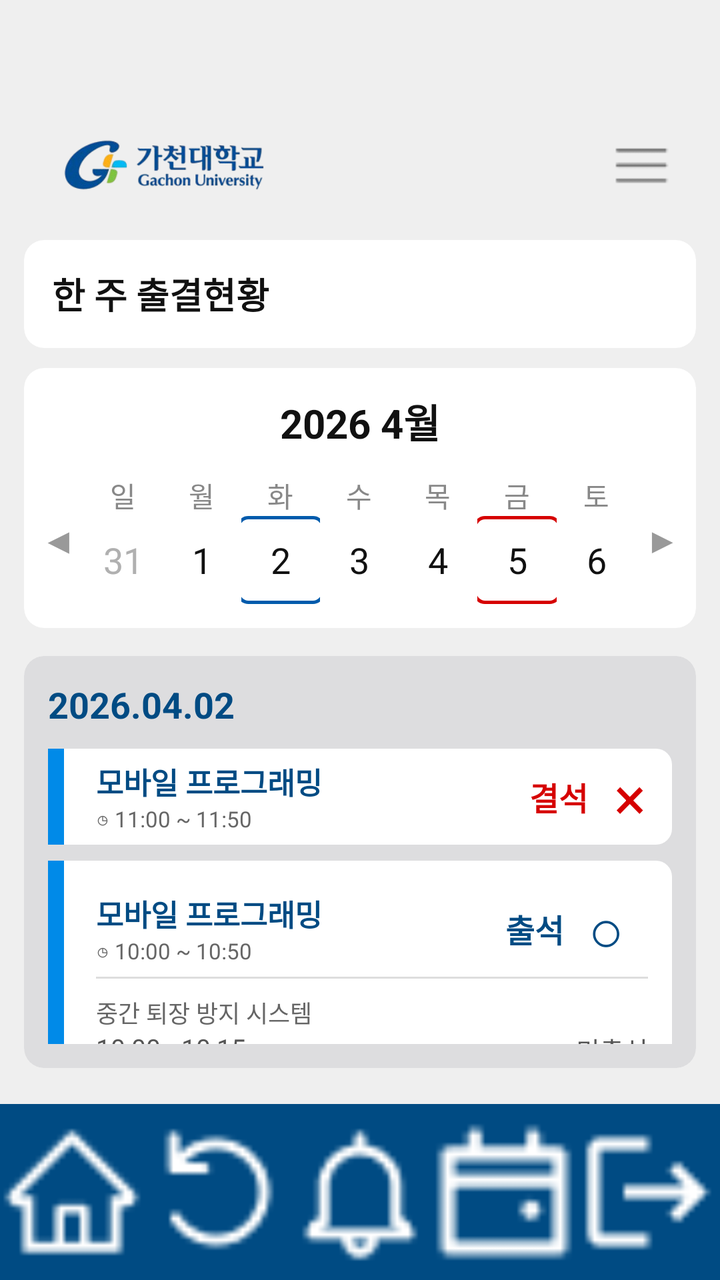
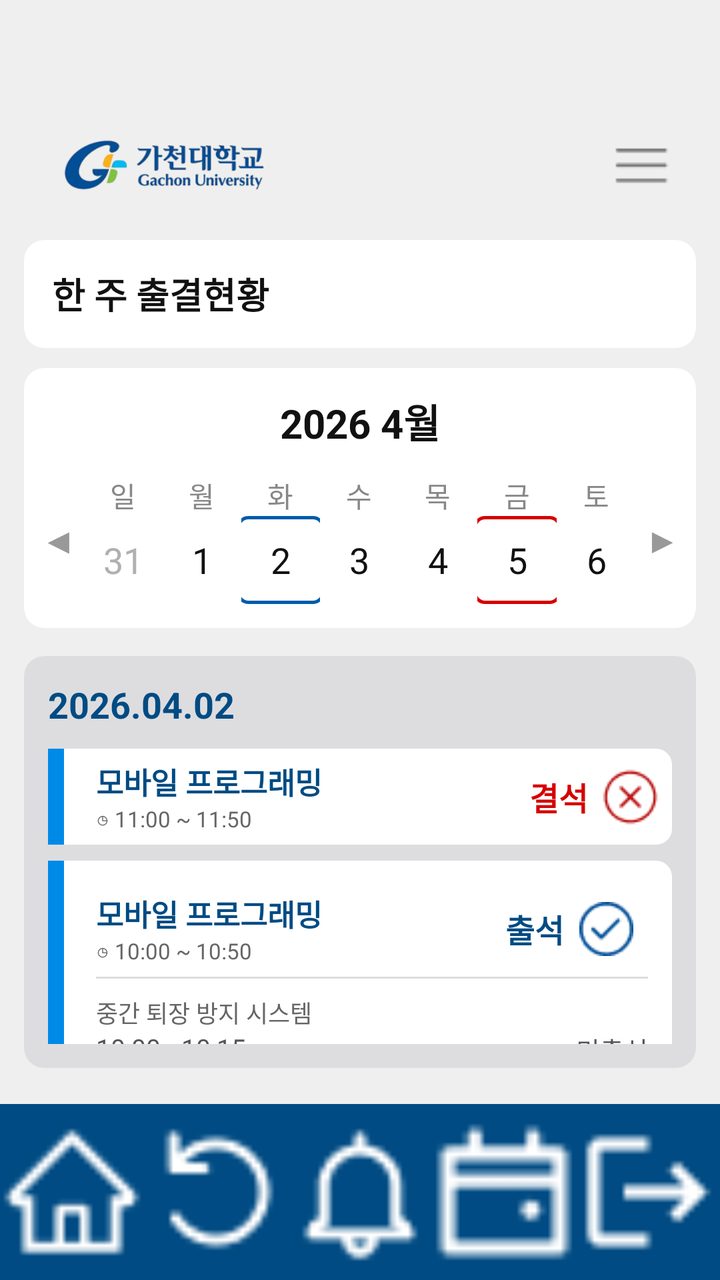

Before-and-after screenshots of an Android layout around one commit, followed by the original layout XML and the change that was made.
<!-- AndroidManifest.xml: application theme Theme.MyApplication -->
<!-- res/layout/week_2.xml -->
<?xml version="1.0" encoding="utf-8"?>
<LinearLayout xmlns:android="http://schemas.android.com/apk/res/android"
    xmlns:app="http://schemas.android.com/apk/res-auto"
    android:layout_width="match_parent"
    android:layout_height="match_parent"
    android:background="#EFEFEF"
    android:orientation="vertical">

    
    <LinearLayout
        android:layout_width="match_parent"
        android:layout_height="120dp"
        android:gravity="center_vertical"
        android:orientation="horizontal"
        android:paddingStart="20dp"
        android:paddingTop="45dp"
        android:paddingEnd="20dp">

        <ImageView
            android:id="@+id/ivLogo"
            android:layout_width="125dp"
            android:layout_height="45dp"
            android:scaleType="fitStart"
            android:src="@drawable/nulogo" />

        <View
            android:layout_width="0dp"
            android:layout_height="0dp"
            android:layout_weight="1" />

        <ImageButton
            android:id="@+id/btnMenu"
            android:layout_width="38dp"
            android:layout_height="38dp"
            android:background="@android:color/transparent"
            android:src="@drawable/menu"
            android:tint="#707070" />
    </LinearLayout>

    
    <androidx.cardview.widget.CardView
        android:layout_width="match_parent"
        android:layout_height="54dp"
        android:layout_marginStart="12dp"
        android:layout_marginEnd="12dp"
        android:layout_marginBottom="10dp"
        app:cardBackgroundColor="#FFFFFF"
        app:cardCornerRadius="10dp"
        app:cardElevation="0dp">

        <TextView
            android:id="@+id/tvPageTitle"
            android:layout_width="match_parent"
            android:layout_height="match_parent"
            android:gravity="center_vertical"
            android:paddingStart="14dp"
            android:text="한 주 출결현황"
            android:textColor="#111111"
            android:textSize="18sp"
            android:textStyle="bold" />
    </androidx.cardview.widget.CardView>

    
    <androidx.cardview.widget.CardView
        android:layout_width="match_parent"
        android:layout_height="130dp"
        android:layout_marginStart="12dp"
        android:layout_marginEnd="12dp"
        android:layout_marginBottom="14dp"
        app:cardBackgroundColor="#FFFFFF"
        app:cardCornerRadius="10dp"
        app:cardElevation="0dp">

        <LinearLayout
            android:layout_width="match_parent"
            android:layout_height="match_parent"
            android:orientation="vertical"
            android:paddingTop="12dp">

            <TextView
                android:id="@+id/tvMonth"
                android:layout_width="match_parent"
                android:layout_height="wrap_content"
                android:gravity="center"
                android:text="2026 4월"
                android:textColor="#111111"
                android:textSize="20sp"
                android:textStyle="bold" />

            <LinearLayout
                android:layout_width="match_parent"
                android:layout_height="0dp"
                android:layout_weight="1"
                android:gravity="center"
                android:orientation="horizontal"
                android:paddingStart="4dp"
                android:paddingEnd="4dp">

                <TextView
                    android:id="@+id/btnPrevWeek"
                    android:layout_width="26dp"
                    android:layout_height="match_parent"
                    android:gravity="center"
                    android:text="◀"
                    android:textColor="#999999"
                    android:textSize="18sp" />

                
                <LinearLayout
                    android:id="@+id/dateSun"
                    android:layout_width="0dp"
                    android:layout_height="80dp"
                    android:layout_weight="1"
                    android:background="@android:color/transparent"
                    android:gravity="center"
                    android:orientation="vertical">

                    <TextView
                        android:id="@+id/tvSunLabel"
                        android:layout_width="wrap_content"
                        android:layout_height="wrap_content"
                        android:text="일"
                        android:textColor="#888888"
                        android:textSize="14sp" />

                    <TextView
                        android:id="@+id/tvSunDate"
                        android:layout_width="44dp"
                        android:layout_height="44dp"
                        android:gravity="center"
                        android:text="31"
                        android:textColor="#B0B0B0"
                        android:textSize="18sp" />
                </LinearLayout>

                
                <LinearLayout
                    android:id="@+id/dateMon"
                    android:layout_width="0dp"
                    android:layout_height="80dp"
                    android:layout_weight="1"
                    android:gravity="center"
                    android:orientation="vertical">

                    <TextView
                        android:layout_width="wrap_content"
                        android:layout_height="wrap_content"
                        android:text="월"
                        android:textColor="#888888"
                        android:textSize="14sp" />

                    <TextView
                        android:id="@+id/tvMonDate"
                        android:layout_width="44dp"
                        android:layout_height="44dp"
                        android:gravity="center"
                        android:text="1"
                        android:textColor="#111111"
                        android:textSize="18sp" />
                </LinearLayout>

                
                <LinearLayout
                    android:id="@+id/dateTue"
                    android:layout_width="0dp"
                    android:layout_height="80dp"
                    android:layout_weight="1"
                    android:gravity="center"
                    android:orientation="vertical">

                    <TextView
                        android:layout_width="wrap_content"
                        android:layout_height="wrap_content"
                        android:text="화"
                        android:textColor="#888888"
                        android:textSize="14sp" />

                    <TextView
                        android:id="@+id/tvTueDate"
                        android:layout_width="44dp"
                        android:layout_height="44dp"
                        android:background="@drawable/bg_date_selected_blue"
                        android:gravity="center"
                        android:text="2"
                        android:textColor="#111111"
                        android:textSize="18sp" />
                </LinearLayout>

                
                <LinearLayout
                    android:id="@+id/dateWed"
                    android:layout_width="0dp"
                    android:layout_height="80dp"
                    android:layout_weight="1"
                    android:gravity="center"
                    android:orientation="vertical">

                    <TextView
                        android:layout_width="wrap_content"
                        android:layout_height="wrap_content"
                        android:text="수"
                        android:textColor="#888888"
                        android:textSize="14sp" />

                    <TextView
                        android:id="@+id/tvWedDate"
                        android:layout_width="44dp"
                        android:layout_height="44dp"
                        android:gravity="center"
                        android:text="3"
                        android:textColor="#111111"
                        android:textSize="18sp" />
                </LinearLayout>

                
                <LinearLayout
                    android:id="@+id/dateThu"
                    android:layout_width="0dp"
                    android:layout_height="80dp"
                    android:layout_weight="1"
                    android:gravity="center"
                    android:orientation="vertical">

                    <TextView
                        android:layout_width="wrap_content"
                        android:layout_height="wrap_content"
                        android:text="목"
                        android:textColor="#888888"
                        android:textSize="14sp" />

                    <TextView
                        android:id="@+id/tvThuDate"
                        android:layout_width="44dp"
                        android:layout_height="44dp"
                        android:gravity="center"
                        android:text="4"
                        android:textColor="#111111"
                        android:textSize="18sp" />
                </LinearLayout>

                
                <LinearLayout
                    android:id="@+id/dateFri"
                    android:layout_width="0dp"
                    android:layout_height="80dp"
                    android:layout_weight="1"
                    android:gravity="center"
                    android:orientation="vertical">

                    <TextView
                        android:layout_width="wrap_content"
                        android:layout_height="wrap_content"
                        android:text="금"
                        android:textColor="#888888"
                        android:textSize="14sp" />

                    <TextView
                        android:id="@+id/tvFriDate"
                        android:layout_width="44dp"
                        android:layout_height="44dp"
                        android:background="@drawable/bg_date_warning_red"
                        android:gravity="center"
                        android:text="5"
                        android:textColor="#111111"
                        android:textSize="18sp" />
                </LinearLayout>

                
                <LinearLayout
                    android:id="@+id/dateSat"
                    android:layout_width="0dp"
                    android:layout_height="80dp"
                    android:layout_weight="1"
                    android:gravity="center"
                    android:orientation="vertical">

                    <TextView
                        android:layout_width="wrap_content"
                        android:layout_height="wrap_content"
                        android:text="토"
                        android:textColor="#888888"
                        android:textSize="14sp" />

                    <TextView
                        android:id="@+id/tvSatDate"
                        android:layout_width="44dp"
                        android:layout_height="44dp"
                        android:gravity="center"
                        android:text="6"
                        android:textColor="#111111"
                        android:textSize="18sp" />
                </LinearLayout>

                <TextView
                    android:id="@+id/btnNextWeek"
                    android:layout_width="26dp"
                    android:layout_height="match_parent"
                    android:gravity="center"
                    android:text="▶"
                    android:textColor="#999999"
                    android:textSize="18sp" />

            </LinearLayout>
        </LinearLayout>
    </androidx.cardview.widget.CardView>

    
    <androidx.cardview.widget.CardView
        android:layout_width="match_parent"
        android:layout_height="0dp"
        android:layout_marginStart="12dp"
        android:layout_marginEnd="12dp"
        android:layout_marginBottom="18dp"
        android:layout_weight="1"
        app:cardBackgroundColor="#DDDDDF"
        app:cardCornerRadius="10dp"
        app:cardElevation="0dp">

        <LinearLayout
            android:layout_width="match_parent"
            android:layout_height="match_parent"
            android:orientation="vertical"
            android:padding="12dp">

            <TextView
                android:id="@+id/tvSelectedDate"
                android:layout_width="wrap_content"
                android:layout_height="wrap_content"
                android:layout_marginBottom="10dp"
                android:text="2026.04.02"
                android:textColor="#004B83"
                android:textSize="18sp"
                android:textStyle="bold" />

            
            <LinearLayout
                android:id="@+id/itemAttendance1"
                android:layout_width="match_parent"
                android:layout_height="48dp"
                android:layout_marginBottom="8dp"
                android:background="@drawable/bg_attendance_item"
                android:gravity="center_vertical"
                android:orientation="horizontal">

                <View
                    android:layout_width="8dp"
                    android:layout_height="match_parent"
                    android:background="#008AE8" />

                <LinearLayout
                    android:layout_width="0dp"
                    android:layout_height="match_parent"
                    android:layout_weight="1"
                    android:gravity="center_vertical"
                    android:orientation="vertical"
                    android:paddingStart="16dp">

                    <TextView
                        android:id="@+id/tvClassName1"
                        android:layout_width="wrap_content"
                        android:layout_height="wrap_content"
                        android:text="모바일 프로그래밍"
                        android:textColor="#004B83"
                        android:textSize="15sp"
                        android:textStyle="bold" />

                    <TextView
                        android:id="@+id/tvClassTime1"
                        android:layout_width="wrap_content"
                        android:layout_height="wrap_content"
                        android:text="◷ 11:00 ~ 11:50"
                        android:textColor="#666666"
                        android:textSize="11sp" />
                </LinearLayout>

                <TextView
                    android:id="@+id/tvStatus1"
                    android:layout_width="wrap_content"
                    android:layout_height="wrap_content"
                    android:text="결석"
                    android:textColor="#D60000"
                    android:textSize="16sp"
                    android:textStyle="bold" />

                <TextView
                    android:id="@+id/tvStatusIcon1"
                    android:layout_width="42dp"
                    android:layout_height="match_parent"
                    android:gravity="center"
                    android:text="×"
                    android:textColor="#D60000"
                    android:textSize="30sp" />
            </LinearLayout>

            
            <LinearLayout
                android:id="@+id/itemAttendance2"
                android:layout_width="match_parent"
                android:layout_height="138dp"
                android:layout_marginBottom="8dp"
                android:background="@drawable/bg_attendance_item"
                android:orientation="horizontal">

                <View
                    android:layout_width="8dp"
                    android:layout_height="match_parent"
                    android:background="#008AE8" />

                <LinearLayout
                    android:layout_width="0dp"
                    android:layout_height="match_parent"
                    android:layout_weight="1"
                    android:orientation="vertical"
                    android:paddingStart="16dp"
                    android:paddingTop="10dp"
                    android:paddingEnd="12dp"
                    android:paddingBottom="8dp">

                    
                    <LinearLayout
                        android:id="@+id/classSummaryArea"
                        android:layout_width="match_parent"
                        android:layout_height="48dp"
                        android:gravity="center_vertical"
                        android:orientation="horizontal">

                        <LinearLayout
                            android:layout_width="0dp"
                            android:layout_height="match_parent"
                            android:layout_weight="1"
                            android:gravity="center_vertical"
                            android:orientation="vertical">

                            <TextView
                                android:id="@+id/tvClassName2"
                                android:layout_width="wrap_content"
                                android:layout_height="wrap_content"
                                android:text="모바일 프로그래밍"
                                android:textColor="#004B83"
                                android:textSize="15sp"
                                android:textStyle="bold" />

                            <TextView
                                android:id="@+id/tvClassTime2"
                                android:layout_width="wrap_content"
                                android:layout_height="wrap_content"
                                android:text="◷ 10:00 ~ 10:50"
                                android:textColor="#666666"
                                android:textSize="11sp" />
                        </LinearLayout>

                        <TextView
                            android:id="@+id/tvStatus2"
                            android:layout_width="wrap_content"
                            android:layout_height="wrap_content"
                            android:text="출석"
                            android:textColor="#004B83"
                            android:textSize="16sp"
                            android:textStyle="bold" />

                        <TextView
                            android:id="@+id/tvStatusIcon2"
                            android:layout_width="42dp"
                            android:layout_height="match_parent"
                            android:gravity="center"
                            android:text="○"
                            android:textColor="#004B83"
                            android:textSize="30sp" />
                    </LinearLayout>

                    
                    <View
                        android:id="@+id/detailDivider2"
                        android:layout_width="match_parent"
                        android:layout_height="1dp"
                        android:background="#DDDDDD" />

                    
                    <LinearLayout
                        android:id="@+id/detailArea2"
                        android:layout_width="match_parent"
                        android:layout_height="0dp"
                        android:layout_weight="1"
                        android:orientation="vertical"
                        android:paddingTop="8dp">

                        <TextView
                            android:id="@+id/tvPreventTitle2"
                            android:layout_width="wrap_content"
                            android:layout_height="wrap_content"
                            android:text="중간 퇴장 방지 시스템"
                            android:textColor="#666666"
                            android:textSize="12sp" />

                        <LinearLayout
                            android:layout_width="match_parent"
                            android:layout_height="0dp"
                            android:layout_weight="1"
                            android:gravity="center_vertical"
                            android:orientation="horizontal">

                            <LinearLayout
                                android:layout_width="0dp"
                                android:layout_height="wrap_content"
                                android:layout_weight="1"
                                android:orientation="vertical">

                                <TextView
                                    android:id="@+id/tvCheckTime1"
                                    android:layout_width="wrap_content"
                                    android:layout_height="wrap_content"
                                    android:text="10:00 - 10:15"
                                    android:textColor="#555555"
                                    android:textSize="13sp" />

                                <TextView
                                    android:id="@+id/tvCheckTime2"
                                    android:layout_width="wrap_content"
                                    android:layout_height="wrap_content"
                                    android:text="10:20 - 10:25"
                                    android:textColor="#555555"
                                    android:textSize="13sp" />
                            </LinearLayout>

                            <LinearLayout
                                android:layout_width="wrap_content"
                                android:layout_height="wrap_content"
                                android:orientation="vertical">

                                <TextView
                                    android:id="@+id/tvCheckStatus1"
                                    android:layout_width="wrap_content"
                                    android:layout_height="wrap_content"
                                    android:text="미출석"
                                    android:textColor="#555555"
                                    android:textSize="13sp" />

                                <TextView
                                    android:id="@+id/tvCheckStatus2"
                                    android:layout_width="wrap_content"
                                    android:layout_height="wrap_content"
                                    android:text="미출석"
                                    android:textColor="#555555"
                                    android:textSize="13sp" />
                            </LinearLayout>
                        </LinearLayout>

                        <TextView
                            android:id="@+id/btnCollapse2"
                            android:layout_width="match_parent"
                            android:layout_height="18dp"
                            android:gravity="center"
                            android:text="▲"
                            android:textColor="#666666"
                            android:textSize="14sp" />
                    </LinearLayout>
                </LinearLayout>
            </LinearLayout>


            
            <LinearLayout
                android:id="@+id/itemAttendance3"
                android:layout_width="match_parent"
                android:layout_height="48dp"
                android:layout_marginBottom="8dp"
                android:background="@drawable/bg_attendance_item"
                android:gravity="center_vertical"
                android:orientation="horizontal">

                <View
                    android:layout_width="8dp"
                    android:layout_height="match_parent"
                    android:background="#008AE8" />

                <LinearLayout
                    android:layout_width="0dp"
                    android:layout_height="match_parent"
                    android:layout_weight="1"
                    android:gravity="center_vertical"
                    android:orientation="vertical"
                    android:paddingStart="16dp">

                    <TextView
                        android:text="모바일 프로그래밍"
                        android:textColor="#004B83"
                        android:textSize="15sp"
                        android:textStyle="bold"
                        android:layout_width="wrap_content"
                        android:layout_height="wrap_content" />

                    <TextView
                        android:text="◷ 12:00 ~ 12:50"
                        android:textColor="#666666"
                        android:textSize="11sp"
                        android:layout_width="wrap_content"
                        android:layout_height="wrap_content" />
                </LinearLayout>

                <TextView
                    android:text="출석"
                    android:textColor="#004B83"
                    android:textSize="16sp"
                    android:textStyle="bold"
                    android:layout_width="wrap_content"
                    android:layout_height="wrap_content" />

                <TextView
                    android:layout_width="42dp"
                    android:layout_height="match_parent"
                    android:gravity="center"
                    android:text="○"
                    android:textColor="#004B83"
                    android:textSize="30sp" />
            </LinearLayout>

            
            <LinearLayout
                android:id="@+id/itemAttendance4"
                android:layout_width="match_parent"
                android:layout_height="48dp"
                android:layout_marginBottom="8dp"
                android:background="@drawable/bg_attendance_item"
                android:gravity="center_vertical"
                android:orientation="horizontal">

                <View
                    android:layout_width="8dp"
                    android:layout_height="match_parent"
                    android:background="#008AE8" />

                <LinearLayout
                    android:layout_width="0dp"
                    android:layout_height="match_parent"
                    android:layout_weight="1"
                    android:gravity="center_vertical"
                    android:orientation="vertical"
                    android:paddingStart="16dp">

                    <TextView
                        android:text="소프트웨어공학"
                        android:textColor="#004B83"
                        android:textSize="15sp"
                        android:textStyle="bold"
                        android:layout_width="wrap_content"
                        android:layout_height="wrap_content" />

                    <TextView
                        android:text="◷ 12:00 ~ 12:50"
                        android:textColor="#666666"
                        android:textSize="11sp"
                        android:layout_width="wrap_content"
                        android:layout_height="wrap_content" />
                </LinearLayout>

                <TextView
                    android:text="지각"
                    android:textColor="#9C00B8"
                    android:textSize="16sp"
                    android:textStyle="bold"
                    android:layout_width="wrap_content"
                    android:layout_height="wrap_content" />

                <TextView
                    android:layout_width="42dp"
                    android:layout_height="match_parent"
                    android:gravity="center"
                    android:text="!"
                    android:textColor="#9C00B8"
                    android:textSize="30sp"
                    android:textStyle="bold" />
            </LinearLayout>

            
            <LinearLayout
                android:id="@+id/itemAttendance5"
                android:layout_width="match_parent"
                android:layout_height="48dp"
                android:background="@drawable/bg_attendance_item"
                android:gravity="center_vertical"
                android:orientation="horizontal">

                <View
                    android:layout_width="8dp"
                    android:layout_height="match_parent"
                    android:background="#008AE8" />

                <LinearLayout
                    android:layout_width="0dp"
                    android:layout_height="match_parent"
                    android:layout_weight="1"
                    android:gravity="center_vertical"
                    android:orientation="vertical"
                    android:paddingStart="16dp">

                    <TextView
                        android:text="소프트웨어공학"
                        android:textColor="#004B83"
                        android:textSize="15sp"
                        android:textStyle="bold"
                        android:layout_width="wrap_content"
                        android:layout_height="wrap_content" />

                    <TextView
                        android:text="◷ 12:00 ~ 12:50"
                        android:textColor="#666666"
                        android:textSize="11sp"
                        android:layout_width="wrap_content"
                        android:layout_height="wrap_content" />
                </LinearLayout>

                <TextView
                    android:text="출석"
                    android:textColor="#004B83"
                    android:textSize="16sp"
                    android:textStyle="bold"
                    android:layout_width="wrap_content"
                    android:layout_height="wrap_content" />

                <TextView
                    android:layout_width="42dp"
                    android:layout_height="match_parent"
                    android:gravity="center"
                    android:text="○"
                    android:textColor="#004B83"
                    android:textSize="30sp" />
            </LinearLayout>

        </LinearLayout>
    </androidx.cardview.widget.CardView>

    
    <LinearLayout
        android:layout_width="match_parent"
        android:layout_height="88dp"
        android:background="#004B83"
        android:gravity="center"
        android:orientation="horizontal">

        <ImageButton
            android:id="@+id/btnBottomHome"
            android:layout_width="0dp"
            android:layout_height="match_parent"
            android:layout_weight="1"
            android:background="@android:color/transparent"
            android:src="@drawable/home"
            android:tint="#FFFFFF" />

        <ImageButton
            android:id="@+id/btnBottomRefresh"
            android:layout_width="0dp"
            android:layout_height="match_parent"
            android:layout_weight="1"
            android:background="@android:color/transparent"
            android:src="@drawable/retry"
            android:tint="#FFFFFF" />

        <ImageButton
            android:id="@+id/btnBottomNotice"
            android:layout_width="0dp"
            android:layout_height="match_parent"
            android:layout_weight="1"
            android:background="@android:color/transparent"
            android:src="@drawable/bell"
            android:tint="#FFFFFF" />

        <ImageButton
            android:id="@+id/btnBottomSchedule"
            android:layout_width="0dp"
            android:layout_height="match_parent"
            android:layout_weight="1"
            android:background="@android:color/transparent"
            android:src="@drawable/calendar"
            android:tint="#FFFFFF" />

        <ImageButton
            android:id="@+id/btnBottomLogout"
            android:layout_width="0dp"
            android:layout_height="match_parent"
            android:layout_weight="1"
            android:background="@android:color/transparent"
            android:src="@drawable/back"
            android:tint="#FFFFFF" />
    </LinearLayout>

</LinearLayout>
<!-- resources referenced by this layout -->
<resources>
  <!-- drawable back: png bitmap (drawable, 441 bytes) -->
  <!-- drawable bell: png bitmap (drawable, 592 bytes) -->
  <!-- drawable bg_attendance_item (drawable) -->
  <?xml version="1.0" encoding="utf-8"?>
  <shape xmlns:android="http://schemas.android.com/apk/res/android">
      <solid android:color="#FFFFFF" />
      <corners android:radius="8dp" />
  </shape>
  <!-- drawable bg_date_selected_blue (drawable) -->
  <?xml version="1.0" encoding="utf-8"?>
      <shape xmlns:android="http://schemas.android.com/apk/res/android">
          <solid android:color="@android:color/transparent" />
          <stroke
              android:width="1.5dp"
              android:color="#005BAC" />
          <corners android:radius="5dp" />
      </shape>
  <!-- drawable bg_date_warning_red (drawable) -->
  <?xml version="1.0" encoding="utf-8"?>
  <shape xmlns:android="http://schemas.android.com/apk/res/android">
      <solid android:color="@android:color/transparent" />
      <stroke
          android:width="1.5dp"
          android:color="#D60000" />
      <corners android:radius="5dp" />
  </shape>
  <!-- drawable calendar: png bitmap (drawable, 493 bytes) -->
  <!-- drawable home: png bitmap (drawable, 518 bytes) -->
  <!-- drawable menu: png bitmap (drawable, 304 bytes) -->
  <!-- drawable nulogo: png bitmap (drawable, 24434 bytes) -->
  <!-- drawable retry: png bitmap (drawable, 652 bytes) -->
  <style name="Theme.MyApplication" parent="android:Theme.Material.Light.NoActionBar" />
</resources>

<!-- the commit's change to res/layout/week_2.xml (unified diff, before → after) -->
@@ -382,14 +382,13 @@
                     android:textSize="16sp"
                     android:textStyle="bold" />
 
-                <TextView
-                    android:id="@+id/tvStatusIcon1"
+                <ImageView
+                    android:id="@+id/ivStatusIcon1"
                     android:layout_width="42dp"
                     android:layout_height="match_parent"
-                    android:gravity="center"
-                    android:text="×"
-                    android:textColor="#D60000"
-                    android:textSize="30sp" />
+                    android:scaleType="centerInside"
+                    android:src="@drawable/absentweek"
+                    android:contentDescription="결석 아이콘" />
             </LinearLayout>
 
             
@@ -458,15 +457,13 @@
                             android:textSize="16sp"
                             android:textStyle="bold" />
 
-                        <TextView
-                            android:id="@+id/tvStatusIcon2"
+                        <ImageView
+                            android:id="@+id/ivStatusIcon2"
                             android:layout_width="42dp"
                             android:layout_height="match_parent"
-                            android:gravity="center"
-                            android:text="○"
-                            android:textColor="#004B83"
-                            android:textSize="30sp" />
-                    </LinearLayout>
+                            android:scaleType="centerInside"
+                            android:src="@drawable/attendanceweek"
+                            android:contentDescription="출석 아이콘" />                   </LinearLayout>
 
                     
                     <View
@@ -605,13 +602,13 @@
                     android:layout_width="wrap_content"
                     android:layout_height="wrap_content" />
 
-                <TextView
+                <ImageView
+                    android:id="@+id/ivStatusIcon3"
                     android:layout_width="42dp"
                     android:layout_height="match_parent"
-                    android:gravity="center"
-                    android:text="○"
-                    android:textColor="#004B83"
-                    android:textSize="30sp" />
+                    android:scaleType="centerInside"
+                    android:src="@drawable/attendanceweek"
+                    android:contentDescription="출석 아이콘" />
             </LinearLayout>
 
             
@@ -661,14 +658,13 @@
                     android:layout_width="wrap_content"
                     android:layout_height="wrap_content" />
 
-                <TextView
+                <ImageView
+                    android:id="@+id/ivStatusIcon4"
                     android:layout_width="42dp"
                     android:layout_height="match_parent"
-                    android:gravity="center"
-                    android:text="!"
-                    android:textColor="#9C00B8"
-                    android:textSize="30sp"
-                    android:textStyle="bold" />
+                    android:scaleType="centerInside"
+                    android:src="@drawable/lateweek"
+                    android:contentDescription="지각 아이콘" />
             </LinearLayout>
 
             
@@ -717,13 +713,13 @@
                     android:layout_width="wrap_content"
                     android:layout_height="wrap_content" />
 
-                <TextView
+                <ImageView
+                    android:id="@+id/ivStatusIcon5"
                     android:layout_width="42dp"
                     android:layout_height="match_parent"
-                    android:gravity="center"
-                    android:text="○"
-                    android:textColor="#004B83"
-                    android:textSize="30sp" />
+                    android:scaleType="centerInside"
+                    android:src="@drawable/attendanceweek"
+                    android:contentDescription="출석 아이콘" />
             </LinearLayout>
 
         </LinearLayout>
<!-- resource entries referenced after the edit -->
@@ -1,5 +1,7 @@
 <!-- resources referenced by this layout -->
 <resources>
+  <!-- drawable absentweek: png bitmap (drawable, 747 bytes) -->
+  <!-- drawable attendanceweek: png bitmap (drawable, 906 bytes) -->
   <!-- drawable back: png bitmap (drawable, 441 bytes) -->
   <!-- drawable bell: png bitmap (drawable, 592 bytes) -->
   <!-- drawable bg_attendance_item (drawable) -->
@@ -28,6 +30,7 @@
   </shape>
   <!-- drawable calendar: png bitmap (drawable, 493 bytes) -->
   <!-- drawable home: png bitmap (drawable, 518 bytes) -->
+  <!-- drawable lateweek: png bitmap (drawable, 825 bytes) -->
   <!-- drawable menu: png bitmap (drawable, 304 bytes) -->
   <!-- drawable nulogo: png bitmap (drawable, 24434 bytes) -->
   <!-- drawable retry: png bitmap (drawable, 652 bytes) -->
